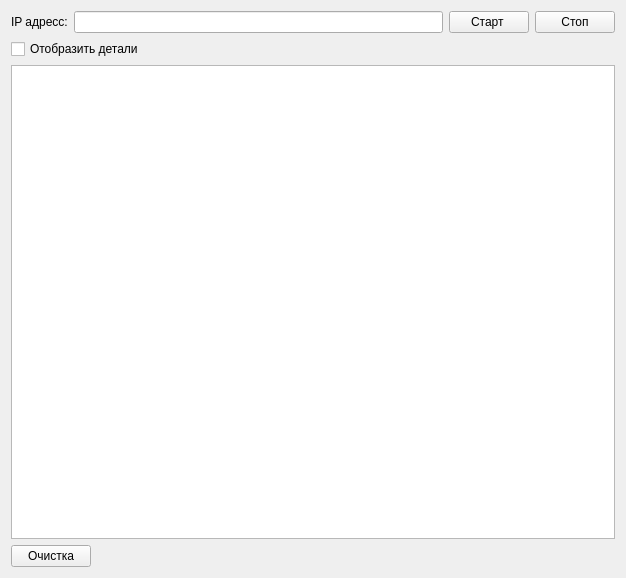
This is mainwindow.ui in pivleonid/ipQThread as Qt 5 draws it before an edit. The edited form follows.
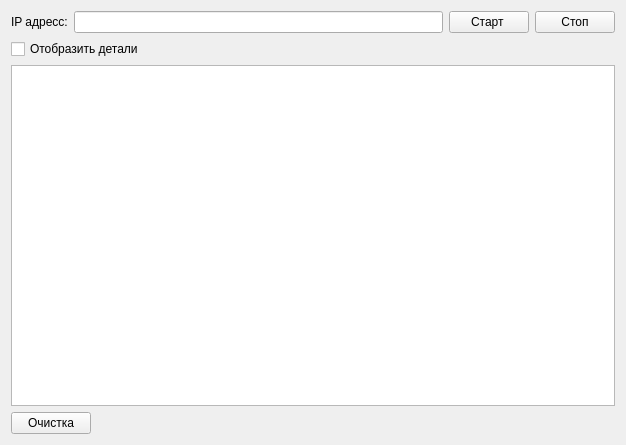
This is the edited form.

Patch:
```diff
--- a/mainwindow.ui
+++ b/mainwindow.ui
@@ -7,7 +7,7 @@
     <x>0</x>
     <y>0</y>
     <width>626</width>
-    <height>578</height>
+    <height>445</height>
    </rect>
   </property>
   <property name="sizePolicy">
```
Left out of the diff: 14 changed lines with no effect on the pictures.
